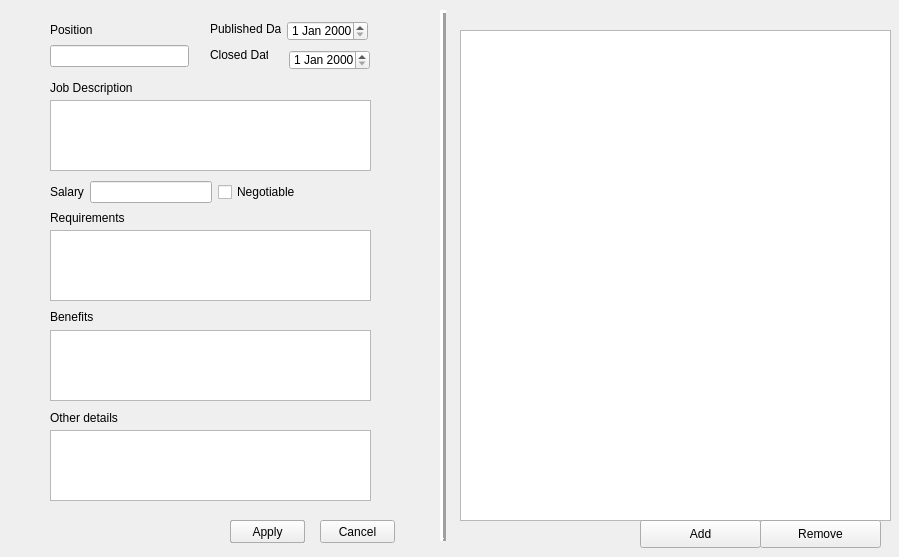
First picture: the form in EmploymentAgency/vacancy.ui, repository nhatchung14/EmploymentAgency, before the edit.
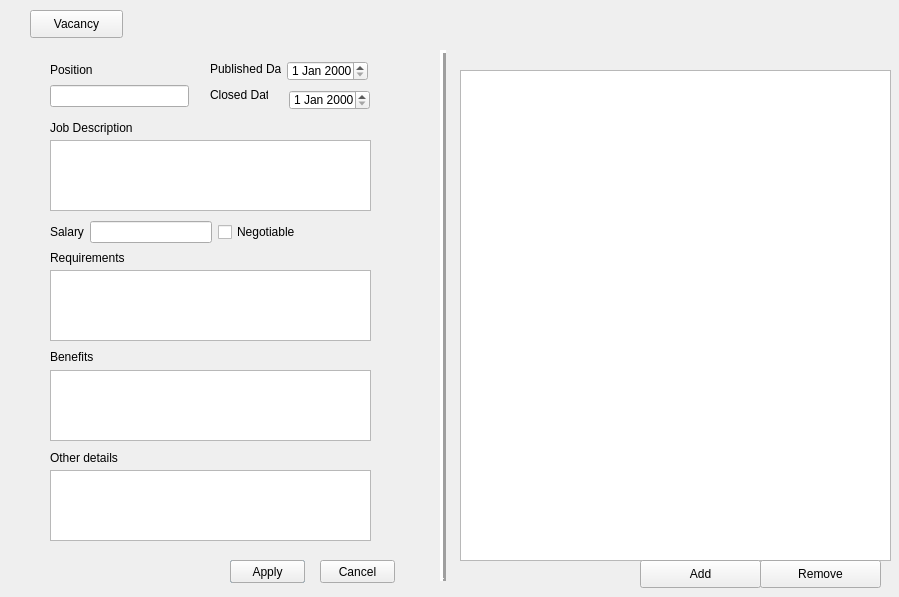
Second picture: the form after the edit.

```diff
--- a/EmploymentAgency/vacancy.ui
+++ b/EmploymentAgency/vacancy.ui
@@ -7,7 +7,7 @@
     <x>0</x>
     <y>0</y>
     <width>899</width>
-    <height>557</height>
+    <height>597</height>
    </rect>
   </property>
   <property name="windowTitle">
@@ -17,7 +17,7 @@
    <property name="geometry">
     <rect>
      <x>210</x>
-     <y>21</y>
+     <y>61</y>
      <width>71</width>
      <height>16</height>
     </rect>
@@ -30,7 +30,7 @@
    <property name="geometry">
     <rect>
      <x>210</x>
-     <y>47</y>
+     <y>87</y>
      <width>58</width>
      <height>16</height>
     </rect>
@@ -43,7 +43,7 @@
    <property name="geometry">
     <rect>
      <x>287</x>
-     <y>21</y>
+     <y>61</y>
      <width>81</width>
      <height>20</height>
     </rect>
@@ -53,7 +53,7 @@
    <property name="geometry">
     <rect>
      <x>289</x>
-     <y>50</y>
+     <y>90</y>
      <width>81</width>
      <height>20</height>
     </rect>
@@ -63,7 +63,7 @@
    <property name="geometry">
     <rect>
      <x>50</x>
-     <y>80</y>
+     <y>120</y>
      <width>111</width>
      <height>16</height>
     </rect>
@@ -76,7 +76,7 @@
    <property name="geometry">
     <rect>
      <x>50</x>
-     <y>100</y>
+     <y>140</y>
      <width>321</width>
      <height>71</height>
     </rect>
@@ -86,7 +86,7 @@
    <property name="geometry">
     <rect>
      <x>50</x>
-     <y>210</y>
+     <y>250</y>
      <width>101</width>
      <height>16</height>
     </rect>
@@ -99,7 +99,7 @@
    <property name="geometry">
     <rect>
      <x>50</x>
-     <y>230</y>
+     <y>270</y>
      <width>321</width>
      <height>71</height>
     </rect>
@@ -109,7 +109,7 @@
    <property name="geometry">
     <rect>
      <x>50</x>
-     <y>330</y>
+     <y>370</y>
      <width>321</width>
      <height>71</height>
     </rect>
@@ -119,7 +119,7 @@
    <property name="geometry">
     <rect>
      <x>50</x>
-     <y>430</y>
+     <y>470</y>
      <width>321</width>
      <height>71</height>
     </rect>
@@ -129,7 +129,7 @@
    <property name="geometry">
     <rect>
      <x>50</x>
-     <y>310</y>
+     <y>350</y>
      <width>47</width>
      <height>13</height>
     </rect>
@@ -142,7 +142,7 @@
    <property name="geometry">
     <rect>
      <x>50</x>
-     <y>410</y>
+     <y>450</y>
      <width>81</width>
      <height>16</height>
     </rect>
@@ -155,7 +155,7 @@
    <property name="geometry">
     <rect>
      <x>230</x>
-     <y>520</y>
+     <y>560</y>
      <width>75</width>
      <height>23</height>
     </rect>
@@ -168,7 +168,7 @@
    <property name="geometry">
     <rect>
      <x>320</x>
-     <y>520</y>
+     <y>560</y>
      <width>75</width>
      <height>23</height>
     </rect>
@@ -181,7 +181,7 @@
    <property name="geometry">
     <rect>
      <x>50</x>
-     <y>180</y>
+     <y>220</y>
      <width>251</width>
      <height>24</height>
     </rect>
@@ -210,7 +210,7 @@
    <property name="geometry">
     <rect>
      <x>50</x>
-     <y>20</y>
+     <y>60</y>
      <width>139</width>
      <height>47</height>
     </rect>
@@ -232,7 +232,7 @@
    <property name="geometry">
     <rect>
      <x>230</x>
-     <y>520</y>
+     <y>560</y>
      <width>75</width>
      <height>23</height>
     </rect>
@@ -245,7 +245,7 @@
    <property name="geometry">
     <rect>
      <x>433</x>
-     <y>10</y>
+     <y>50</y>
      <width>20</width>
      <height>531</height>
     </rect>
@@ -264,7 +264,7 @@
    <property name="geometry">
     <rect>
      <x>460</x>
-     <y>30</y>
+     <y>70</y>
      <width>431</width>
      <height>491</height>
     </rect>
@@ -274,7 +274,7 @@
    <property name="geometry">
     <rect>
      <x>640</x>
-     <y>520</y>
+     <y>560</y>
      <width>121</width>
      <height>28</height>
     </rect>
@@ -287,7 +287,7 @@
    <property name="geometry">
     <rect>
      <x>760</x>
-     <y>520</y>
+     <y>560</y>
      <width>121</width>
      <height>28</height>
     </rect>
@@ -296,6 +296,19 @@
     <string>Remove</string>
    </property>
   </widget>
+  <widget class="QPushButton" name="pushButton_reload">
+   <property name="geometry">
+    <rect>
+     <x>30</x>
+     <y>10</y>
+     <width>93</width>
+     <height>28</height>
+    </rect>
+   </property>
+   <property name="text">
+    <string>Vacancy</string>
+   </property>
+  </widget>
  </widget>
  <resources/>
  <connections/>
```
